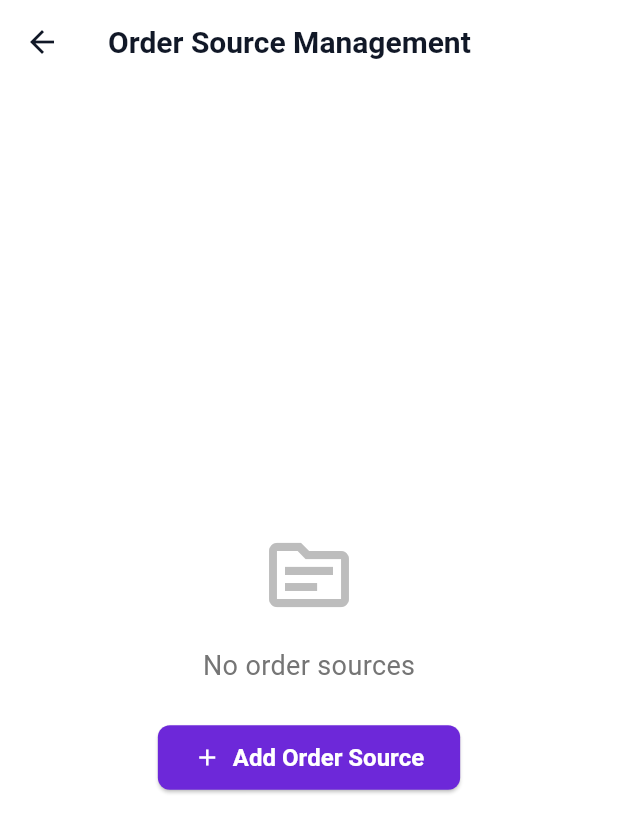
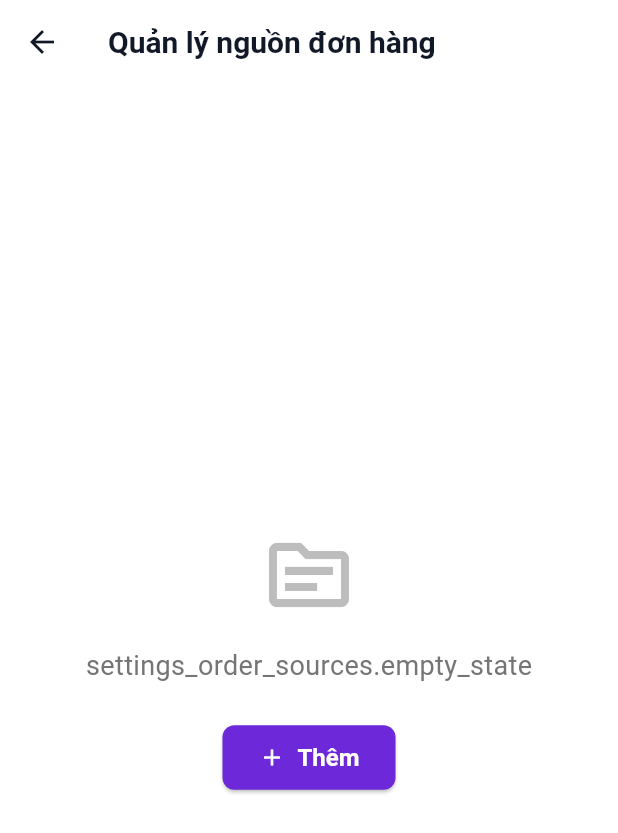
Before and after one commit to nhutquangnguyen/oishimenu-app, a Flutter app: the OrderSourceManagementPage screen opened directly, on a phone screen of 412 x 824 dp. Shown: the top 833 px of the screen. Run offline on Flutter 3.47's test engine with Material 3 defaults, Android fonts, the phone set to English and light mode, and no system bars; our stand-ins replace easy_localization, fl_chart, flutter_riverpod, go_router, hive, hive_flutter and 5 more; accounts and stored records are empty.

Commit message:
Translate Order Source Management page (30 strings)
Replaced all hardcoded English strings with translation keys:
- Page title
- Form field labels (name, type, icon, commission, input type, active)
- Form field hints and placeholders
- Checkbox titles and subtitles
- Dropdown menu items (icon types, input types)
- Dialog titles and messages (edit, add, delete)
- Button labels (add, update, cancel, delete)
- Validation and error messages
- Success messages
- Empty state message
- List item labels (type, commission, input, inactive)

All strings now use easy_localization .tr() method with proper
named arguments for dynamic content (source names, error messages, etc.)

🤖 Generated with [Claude Code](https://claude.com/claude-code)

Co-Authored-By: Claude <noreply@anthropic.com>

```diff
--- a/lib/features/settings/presentation/pages/order_source_management_page.dart
+++ b/lib/features/settings/presentation/pages/order_source_management_page.dart
@@ -1,5 +1,6 @@
 import 'package:flutter/material.dart';
 import 'package:flutter/services.dart';
+import 'package:easy_localization/easy_localization.dart';
 import '../../../../models/order_source.dart';
 import '../../../../services/order_source_service.dart';
 
@@ -36,7 +37,7 @@ class _OrderSourceManagementPageState extends State<OrderSourceManagementPage> {
       setState(() => _isLoading = false);
       if (mounted) {
         ScaffoldMessenger.of(context).showSnackBar(
-          SnackBar(content: Text('Error loading order sources: $e')),
+          SnackBar(content: Text('settings_order_sources.error_loading'.tr(namedArgs: {'error': e.toString()}))),
         );
       }
     }
@@ -60,7 +61,7 @@ class _OrderSourceManagementPageState extends State<OrderSourceManagementPage> {
       context: context,
       builder: (context) => StatefulBuilder(
         builder: (context, setDialogState) => AlertDialog(
-          title: Text(isEdit ? 'Edit Order Source' : 'Add Order Source'),
+          title: Text(isEdit ? 'settings_order_sources.edit_title'.tr() : 'settings_order_sources.add_title'.tr()),
           content: SingleChildScrollView(
             child: Column(
               mainAxisSize: MainAxisSize.min,
@@ -69,10 +70,10 @@ class _OrderSourceManagementPageState extends State<OrderSourceManagementPage> {
                 // Name
                 TextField(
                   controller: nameController,
-                  decoration: const InputDecoration(
-                    labelText: 'Name *',
-                    hintText: 'e.g., Shopee, GrabFood',
-                    border: OutlineInputBorder(),
+                  decoration: InputDecoration(
+                    labelText: 'settings_order_sources.name_field'.tr(),
+                    hintText: 'settings_order_sources.name_hint'.tr(),
+                    border: const OutlineInputBorder(),
                   ),
                 ),
                 const SizedBox(height: 16),
@@ -80,9 +81,9 @@ class _OrderSourceManagementPageState extends State<OrderSourceManagementPage> {
                 // Type
                 DropdownButtonFormField<OrderSourceType>(
                   value: selectedType,
-                  decoration: const InputDecoration(
-                    labelText: 'Type *',
-                    border: OutlineInputBorder(),
+                  decoration: InputDecoration(
+                    labelText: 'settings_order_sources.type_field'.tr(),
+                    border: const OutlineInputBorder(),
                   ),
                   items: OrderSourceType.values.map((type) {
                     return DropdownMenuItem(
@@ -101,15 +102,15 @@ class _OrderSourceManagementPageState extends State<OrderSourceManagementPage> {
                 // Icon Path
                 DropdownButtonFormField<String>(
                   value: selectedIconPath,
-                  decoration: const InputDecoration(
-                    labelText: 'Icon *',
-                    border: OutlineInputBorder(),
+                  decoration: InputDecoration(
+                    labelText: 'settings_order_sources.icon_field'.tr(),
+                    border: const OutlineInputBorder(),
                   ),
-                  items: const [
-                    DropdownMenuItem(value: 'onsite', child: Text('On-site (Restaurant)')),
-                    DropdownMenuItem(value: 'takeaway', child: Text('Takeaway (Bag)')),
-                    DropdownMenuItem(value: 'shopee', child: Text('Shopee (Cart)')),
-                    DropdownMenuItem(value: 'grabfood', child: Text('GrabFood (Delivery)')),
+                  items: [
+                    DropdownMenuItem(value: 'onsite', child: Text('settings_order_sources.icon_onsite'.tr())),
+                    DropdownMenuItem(value: 'takeaway', child: Text('settings_order_sources.icon_takeaway'.tr())),
+                    DropdownMenuItem(value: 'shopee', child: Text('settings_order_sources.icon_shopee'.tr())),
+                    DropdownMenuItem(value: 'grabfood', child: Text('settings_order_sources.icon_grabfood'.tr())),
                   ],
                   onChanged: (value) {
                     if (value != null) {
@@ -126,19 +127,19 @@ class _OrderSourceManagementPageState extends State<OrderSourceManagementPage> {
                   inputFormatters: [
                     FilteringTextInputFormatter.allow(RegExp(r'^\d+\.?\d{0,2}')),
                   ],
-                  decoration: const InputDecoration(
-                    labelText: 'Commission Rate (%)',
-                    hintText: '0-100',
+                  decoration: InputDecoration(
+                    labelText: 'settings_order_sources.commission_field'.tr(),
+                    hintText: 'settings_order_sources.commission_hint'.tr(),
                     suffixText: '%',
-                    border: OutlineInputBorder(),
+                    border: const OutlineInputBorder(),
                   ),
                 ),
                 const SizedBox(height: 16),
 
                 // Requires Commission Input
                 CheckboxListTile(
-                  title: const Text('Requires Commission Input'),
-                  subtitle: const Text('Ask for amount when checking out'),
+                  title: Text('settings_order_sources.requires_input_title'.tr()),
+                  subtitle: Text('settings_order_sources.requires_input_subtitle'.tr()),
                   value: requiresCommissionInput,
                   onChanged: (value) {
                     setDialogState(() => requiresCommissionInput = value ?? false);
@@ -151,18 +152,18 @@ class _OrderSourceManagementPageState extends State<OrderSourceManagementPage> {
                   const SizedBox(height: 8),
                   DropdownButtonFormField<CommissionInputType>(
                     value: commissionInputType,
-                    decoration: const InputDecoration(
-                      labelText: 'Input Type',
-                      border: OutlineInputBorder(),
+                    decoration: InputDecoration(
+                      labelText: 'settings_order_sources.input_type_field'.tr(),
+                      border: const OutlineInputBorder(),
                     ),
-                    items: const [
+                    items: [
                       DropdownMenuItem(
                         value: CommissionInputType.beforeFee,
-                        child: Text('Amount Before Fee'),
+                        child: Text('settings_order_sources.input_type_before'.tr()),
                       ),
                       DropdownMenuItem(
                         value: CommissionInputType.afterFee,
-                        child: Text('Amount After Fee'),
+                        child: Text('settings_order_sources.input_type_after'.tr()),
                       ),
                     ],
                     onChanged: (value) {
@@ -176,8 +177,8 @@ class _OrderSourceManagementPageState extends State<OrderSourceManagementPage> {
 
                 // Is Active
                 CheckboxListTile(
-                  title: const Text('Active'),
-                  subtitle: const Text('Show in checkout screen'),
+                  title: Text('settings_order_sources.active_title'.tr()),
+                  subtitle: Text('settings_order_sources.active_subtitle'.tr()),
                   value: isActive,
                   onChanged: (value) {
                     setDialogState(() => isActive = value ?? true);
@@ -190,13 +191,13 @@ class _OrderSourceManagementPageState extends State<OrderSourceManagementPage> {
           actions: [
             TextButton(
               onPressed: () => Navigator.pop(context, false),
-              child: const Text('Cancel'),
+              child: Text('settings_order_sources.cancel_button'.tr()),
             ),
             ElevatedButton(
               onPressed: () async {
                 if (nameController.text.trim().isEmpty) {
                   ScaffoldMessenger.of(context).showSnackBar(
-                    const SnackBar(content: Text('Name is required')),
+                    SnackBar(content: Text('settings_order_sources.name_required'.tr())),
                   );
                   return;
                 }
@@ -224,11 +225,11 @@ class _OrderSourceManagementPageState extends State<OrderSourceManagementPage> {
                   Navigator.pop(context, true);
                 } catch (e) {
                   ScaffoldMessenger.of(context).showSnackBar(
-                    SnackBar(content: Text('Error: $e')),
+                    SnackBar(content: Text('settings_order_sources.error_saving'.tr(namedArgs: {'error': e.toString()}))),
                   );
                 }
               },
-              child: Text(isEdit ? 'Update' : 'Add'),
+              child: Text(isEdit ? 'settings_order_sources.update_button'.tr() : 'settings_order_sources.add_button'.tr()),
             ),
           ],
         ),
@@ -244,17 +245,17 @@ class _OrderSourceManagementPageState extends State<OrderSourceManagementPage> {
     final confirmed = await showDialog<bool>(
       context: context,
       builder: (context) => AlertDialog(
-        title: const Text('Delete Order Source'),
-        content: Text('Are you sure you want to delete "${source.name}"?'),
+        title: Text('settings_order_sources.delete_title'.tr()),
+        content: Text('settings_order_sources.delete_message'.tr(namedArgs: {'name': source.name})),
         actions: [
           TextButton(
             onPressed: () => Navigator.pop(context, false),
-            child: const Text('Cancel'),
+            child: Text('settings_order_sources.cancel_button'.tr()),
           ),
           ElevatedButton(
             onPressed: () => Navigator.pop(context, true),
             style: ElevatedButton.styleFrom(backgroundColor: Colors.red),
-            child: const Text('Delete'),
+            child: Text('settings_order_sources.delete_button'.tr()),
           ),
         ],
       ),
@@ -266,13 +267,13 @@ class _OrderSourceManagementPageState extends State<OrderSourceManagementPage> {
         _loadOrderSources();
         if (mounted) {
           ScaffoldMessenger.of(context).showSnackBar(
-            const SnackBar(content: Text('Order source deleted')),
+            SnackBar(content: Text('settings_order_sources.delete_success'.tr())),
           );
         }
       } catch (e) {
         if (mounted) {
           ScaffoldMessenger.of(context).showSnackBar(
-            SnackBar(content: Text('Error deleting: $e')),
+            SnackBar(content: Text('settings_order_sources.error_deleting'.tr(namedArgs: {'error': e.toString()}))),
           );
         }
       }
@@ -283,7 +284,7 @@ class _OrderSourceManagementPageState extends State<OrderSourceManagementPage> {
   Widget build(BuildContext context) {
     return Scaffold(
       appBar: AppBar(
-        title: const Text('Order Source Management'),
+        title: Text('settings_order_sources.page_title'.tr()),
       ),
       body: _isLoading
           ? const Center(child: CircularProgressIndicator())
@@ -295,14 +296,14 @@ class _OrderSourceManagementPageState extends State<OrderSourceManagementPage> {
                       Icon(Icons.source_outlined, size: 64, color: Colors.grey[400]),
                       const SizedBox(height: 16),
                       Text(
-                        'No order sources',
+                        'settings_order_sources.empty_state'.tr(),
                         style: TextStyle(fontSize: 18, color: Colors.grey[600]),
                       ),
                       const SizedBox(height: 24),
                       ElevatedButton.icon(
                         onPressed: () => _showEditDialog(null),
                         icon: const Icon(Icons.add),
-                        label: const Text('Add Order Source'),
+                        label: Text('settings_order_sources.add_button'.tr()),
                       ),
                     ],
                   ),
@@ -323,12 +324,12 @@ class _OrderSourceManagementPageState extends State<OrderSourceManagementPage> {
                         subtitle: Column(
                           crossAxisAlignment: CrossAxisAlignment.start,
                           children: [
-                            Text('Type: ${source.type.value}'),
+                            Text('settings_order_sources.type_label'.tr(namedArgs: {'type': source.type.value})),
                             if (source.commissionRate > 0)
-                              Text('Commission: ${source.commissionRate}%'),
+                              Text('settings_order_sources.commission_label'.tr(namedArgs: {'rate': source.commissionRate.toString()})),
                             if (source.requiresCommissionInput)
                               Text(
-                                'Input: ${source.commissionInputType == CommissionInputType.beforeFee ? 'Before Fee' : 'After Fee'}',
+                                'settings_order_sources.input_label'.tr(namedArgs: {'type': source.commissionInputType == CommissionInputType.beforeFee ? 'settings_order_sources.input_type_before'.tr() : 'settings_order_sources.input_type_after'.tr()}),
                                 style: TextStyle(fontSize: 12, color: Colors.grey[600]),
                               ),
                           ],
@@ -343,9 +344,9 @@ class _OrderSourceManagementPageState extends State<OrderSourceManagementPage> {
                                   color: Colors.grey[300],
                                   borderRadius: BorderRadius.circular(12),
                                 ),
-                                child: const Text(
-                                  'Inactive',
-                                  style: TextStyle(fontSize: 12),
+                                child: Text(
+                                  'settings_order_sources.inactive_label'.tr(),
+                                  style: const TextStyle(fontSize: 12),
                                 ),
                               ),
                             IconButton(
```
